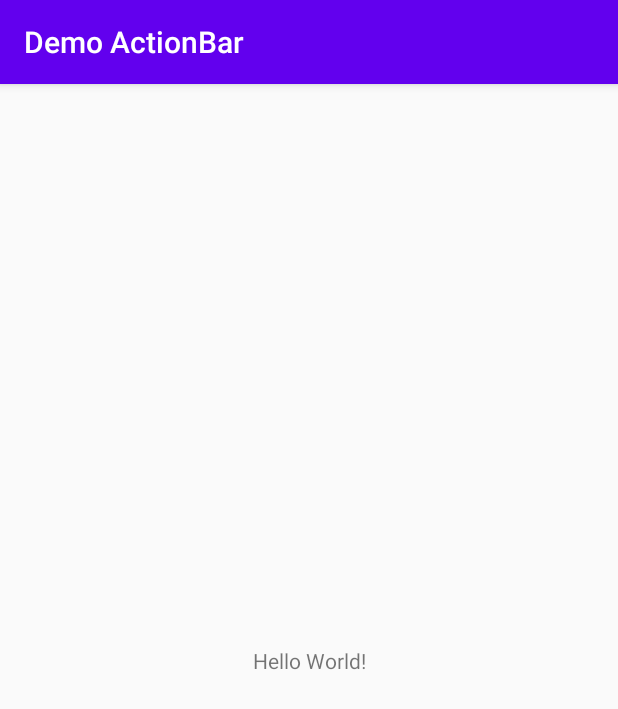
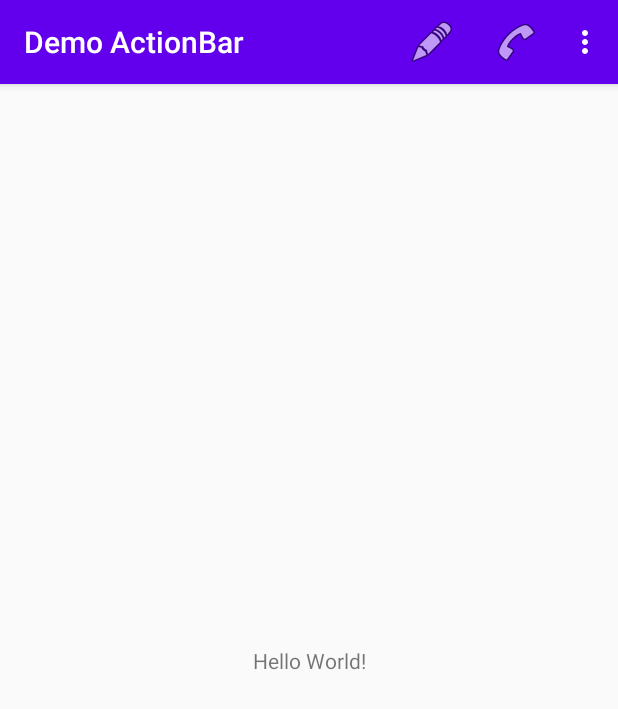
Before and after one commit to syaf-zid/DemoActionBar, an Android app: the screen it shows after launch (MainActivity), on a phone screen of 412 x 824 dp. Shown: the top 709 px of the screen. Run offline under Robolectric (Android 15) with nearby library versions, the phone set to English and light mode, and no system bars.

Commit message:
Completed with Worksheet Section A

```diff
--- a/app/src/main/java/com/myapplicationdev/android/demoactionbar/MainActivity.java
+++ b/app/src/main/java/com/myapplicationdev/android/demoactionbar/MainActivity.java
@@ -3,6 +3,7 @@ package com.myapplicationdev.android.demoactionbar;
 import androidx.appcompat.app.AppCompatActivity;
 
 import android.os.Bundle;
+import android.view.Menu;
 
 public class MainActivity extends AppCompatActivity {
 
@@ -11,4 +12,10 @@ public class MainActivity extends AppCompatActivity {
         super.onCreate(savedInstanceState);
         setContentView(R.layout.activity_main);
     }
+
+    @Override
+    public boolean onCreateOptionsMenu(Menu menu) {
+        getMenuInflater().inflate(R.menu.options, menu);
+        return super.onCreateOptionsMenu(menu);
+    }
 }
--- /dev/null
+++ b/app/src/main/res/menu/options.xml
@@ -0,0 +1,20 @@
+<?xml version="1.0" encoding="utf-8"?>
+<menu xmlns:android="http://schemas.android.com/apk/res/android"
+    xmlns:app="http://schemas.android.com/apk/res-auto">
+
+    <item android:id="@+id/action_search"
+        android:icon="@android:drawable/ic_menu_search"
+        android:title="Search"/>
+    <item android:id="@+id/action_compose"
+        android:icon="@android:drawable/ic_menu_edit"
+        android:title="Edit"
+        app:showAsAction="ifRoom" />
+    <item android:id="@+id/action_call"
+        android:icon="@android:drawable/ic_menu_call"
+        android:title="Call"
+        app:showAsAction="ifRoom"/>
+    <item android:id="@+id/action_delete"
+        android:icon="@android:drawable/ic_menu_delete"
+        android:title="Delete"
+        app:showAsAction="ifRoom"/>
+</menu>
```
